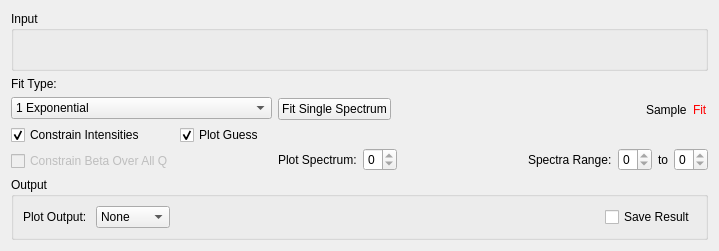
The window that Code/Mantid/MantidQt/CustomInterfaces/inc/MantidQtCustomInterfaces/Indirect/FuryFit.ui (mantidproject/mantid) describes before a commit, drawn with Qt 5.
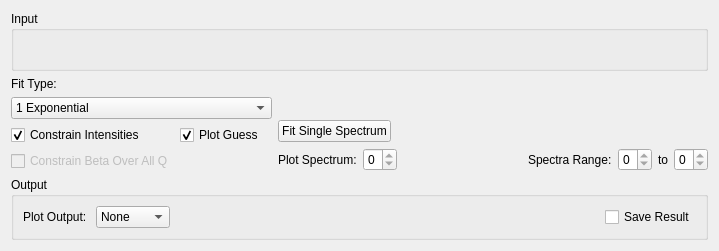
The same window after the commit. Custom widgets are drawn as their Qt base class.

Commit message:
Add new plot widget to fury fit
Refs #11036

```diff
--- a/Code/Mantid/MantidQt/CustomInterfaces/inc/MantidQtCustomInterfaces/Indirect/FuryFit.ui
+++ b/Code/Mantid/MantidQt/CustomInterfaces/inc/MantidQtCustomInterfaces/Indirect/FuryFit.ui
@@ -136,7 +136,18 @@
      <item>
       <layout class="QVBoxLayout" name="verticalLayout_6">
        <item>
-        <layout class="QVBoxLayout" name="vlPlot"/>
+        <widget class="MantidQt::MantidWidgets::PreviewPlot" name="ppPlot" native="true">
+         <property name="showLegend" stdset="0">
+          <bool>true</bool>
+         </property>
+         <property name="canvasColour" stdset="0">
+          <color>
+           <red>255</red>
+           <green>255</green>
+           <blue>255</blue>
+          </color>
+         </property>
+        </widget>
        </item>
        <item>
         <layout class="QHBoxLayout" name="gpLegend">
@@ -160,23 +171,6 @@
            </property>
           </spacer>
          </item>
-         <item>
-          <widget class="QLabel" name="lbLegendSample">
-           <property name="text">
-            <string>Sample</string>
-           </property>
-          </widget>
-         </item>
-         <item>
-          <widget class="QLabel" name="lbLegendFit">
-           <property name="styleSheet">
-            <string notr="true">color: rgb(255, 0, 0);</string>
-           </property>
-           <property name="text">
-            <string>Fit</string>
-           </property>
-          </widget>
-         </item>
         </layout>
        </item>
        <item>
@@ -324,6 +318,12 @@
    <extends>QWidget</extends>
    <header>MantidQtMantidWidgets/DataSelector.h</header>
   </customwidget>
+  <customwidget>
+   <class>MantidQt::MantidWidgets::PreviewPlot</class>
+   <extends>QWidget</extends>
+   <header>MantidQtMantidWidgets/PreviewPlot.h</header>
+   <container>1</container>
+  </customwidget>
  </customwidgets>
  <resources/>
  <connections/>
```
Left out of the diff: 2 changed lines with no effect on the pictures. The commit also changes 7 other files.
